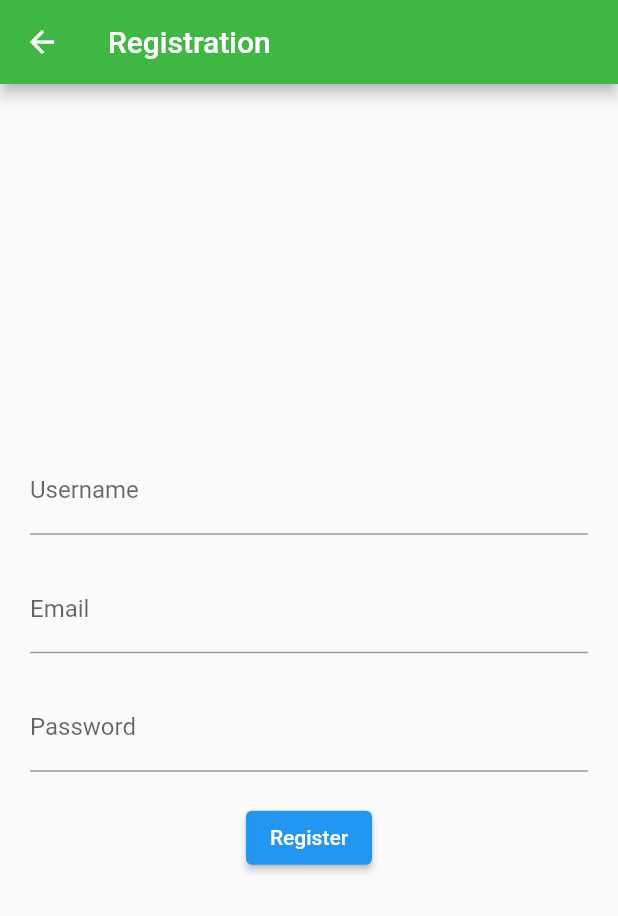
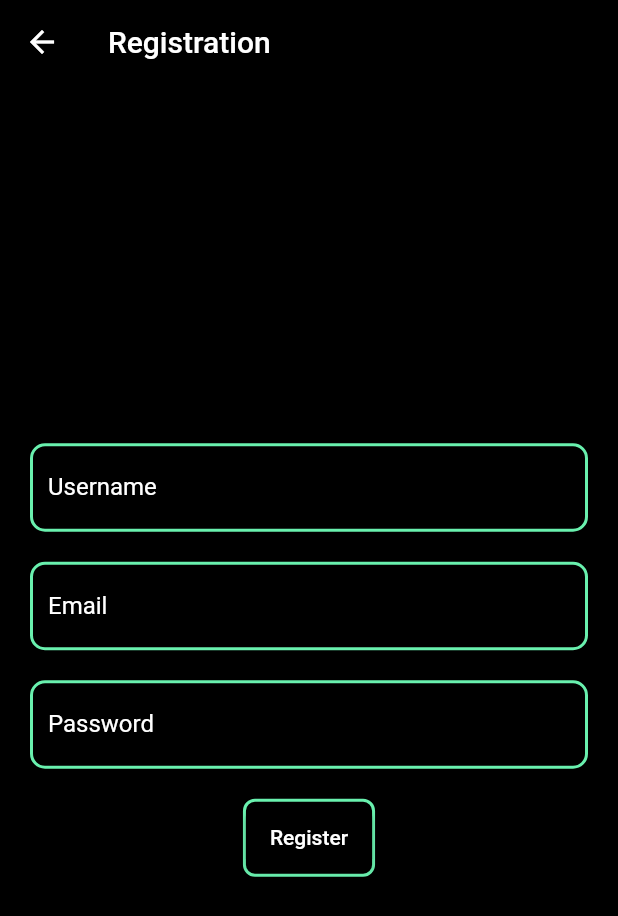
Before and after one commit to coms6424-s24/TZFaceRecognition, a Flutter app: the screen it shows after launch, after a tap on "Register", on a phone screen of 412 x 824 dp. Shown: the top 916 px of the screen. Run offline on Flutter 3.47's test engine with Material 2 defaults, Android fonts, the phone set to English and light mode, and no system bars; our stand-ins replace image_picker.

Commit message:
Fix: UI changes cause OPTEE Setup is crashing

```diff
--- a/app/lib/LoginPage.dart
+++ b/app/lib/LoginPage.dart
@@ -16,45 +16,77 @@ class LoginPage extends StatelessWidget {
 
   @override
   Widget build(BuildContext context) {
-    // Use FutureBuilder to execute _takePicture when LoginPage is built for the first time
     return FutureBuilder(
       future: _takePicture(context),
       builder: (BuildContext context, AsyncSnapshot<void> snapshot) {
-        // Display a loading indicator while the picture is being taken
         if (snapshot.connectionState == ConnectionState.waiting) {
           return Scaffold(
             appBar: AppBar(
               title: Text('Login'),
+              backgroundColor: Colors.transparent, // Make app bar transparent
+              elevation: 0, // Remove app bar shadow
             ),
+            backgroundColor: Colors.black, // Set the background color to black
             body: Center(
               child: CircularProgressIndicator(),
             ),
           );
         } else {
-          // Once picture is taken, show the login UI
           return Scaffold(
             appBar: AppBar(
               title: Text('Login'),
+              backgroundColor: Colors.transparent, // Make app bar transparent
+              elevation: 0, // Remove app bar shadow
             ),
+            backgroundColor: Colors.black, // Set the background color to black
             body: Padding(
               padding: const EdgeInsets.all(20.0),
               child: Column(
                 mainAxisAlignment: MainAxisAlignment.center,
                 children: <Widget>[
                   const TextField(
-                    decoration: InputDecoration(labelText: 'Email'),
+                    decoration: InputDecoration(
+                      labelText: 'Email',
+                      labelStyle: TextStyle(color: Colors.white), // Set label text color
+                      enabledBorder: OutlineInputBorder( // Set outline border color
+                        borderRadius: BorderRadius.all(Radius.circular(10)), // Adjust the border radius
+                        borderSide: BorderSide(color: Colors.greenAccent, width: 2),
+                      ),
+                    ),
                   ),
                   SizedBox(height: 20),
                   const TextField(
-                    decoration: InputDecoration(labelText: 'Password'),
+                    decoration: InputDecoration(
+                      labelText: 'Password',
+                      labelStyle: TextStyle(color: Colors.white), // Set label text color
+                      enabledBorder: OutlineInputBorder( // Set outline border color
+                        borderRadius: BorderRadius.all(Radius.circular(10)), // Adjust the border radius
+                        borderSide: BorderSide(color: Colors.greenAccent, width: 2),
+                      ),
+                    ),
                     obscureText: true,
                   ),
-                  const SizedBox(height: 20),
-                  ElevatedButton(
-                    onPressed: () {
-                      _takePicture(context); // Call function to take a picture
-                    },
-                    child: Text('Login'),
+                  SizedBox(height: 20),
+                  Container(
+                    decoration: BoxDecoration(
+                      border: Border.all(
+                        color: Colors.greenAccent, // Neon green color
+                        width: 2, // Border width
+                      ),
+                      borderRadius: BorderRadius.circular(8), // Border radius
+                    ),
+                    child: ElevatedButton(
+                      onPressed: () {
+                        _takePicture(context); // Call function to take a picture
+                      },
+                      style: ElevatedButton.styleFrom(
+                        primary: Colors.black, // Set button background color to black
+                      ),
+                      child: Text(
+                        'Login',
+                        style: TextStyle(color: Colors.white), // Set button text color
+                      ),
+                    ),
                   ),
                 ],
               ),
--- a/app/lib/RegisterationPage.dart
+++ b/app/lib/RegisterationPage.dart
@@ -1,34 +1,74 @@
 import 'package:flutter/material.dart';
+
 class RegistrationPage extends StatelessWidget {
   @override
   Widget build(BuildContext context) {
     return Scaffold(
       appBar: AppBar(
         title: const Text('Registration'),
+        backgroundColor: Colors.transparent, // Make app bar transparent
+        elevation: 0, // Remove app bar shadow
       ),
+      backgroundColor: Colors.black, // Set the background color to black
       body: Padding(
         padding: const EdgeInsets.all(20.0),
         child: Column(
           mainAxisAlignment: MainAxisAlignment.center,
           children: <Widget>[
             const TextField(
-              decoration: InputDecoration(labelText: 'Username'),
+              decoration: InputDecoration(
+                labelText: 'Username',
+                labelStyle: TextStyle(color: Colors.white), // Set label text color
+                enabledBorder: OutlineInputBorder( // Set outline border color
+                  borderRadius: BorderRadius.all(Radius.circular(10)), // Adjust the border radius
+                  borderSide: BorderSide(color: Colors.greenAccent, width: 2),
+                ),
+              ),
             ),
             const SizedBox(height: 20),
             const TextField(
-              decoration: InputDecoration(labelText: 'Email'),
+              decoration: InputDecoration(
+                labelText: 'Email',
+                labelStyle: TextStyle(color: Colors.white), // Set label text color
+                enabledBorder: OutlineInputBorder( // Set outline border color
+                  borderRadius: BorderRadius.all(Radius.circular(10)), // Adjust the border radius
+                  borderSide: BorderSide(color: Colors.greenAccent, width: 2),
+                ),
+              ),
             ),
             const SizedBox(height: 20),
             const TextField(
-              decoration: InputDecoration(labelText: 'Password'),
+              decoration: InputDecoration(
+                labelText: 'Password',
+                labelStyle: TextStyle(color: Colors.white), // Set label text color
+                enabledBorder: OutlineInputBorder( // Set outline border color
+                  borderRadius: BorderRadius.all(Radius.circular(10)), // Adjust the border radius
+                  borderSide: BorderSide(color: Colors.greenAccent, width: 2),
+                ),
+              ),
               obscureText: true,
             ),
             const SizedBox(height: 20),
-            ElevatedButton(
-              onPressed: () {
-                // Add registration logic here
-              },
-              child: Text('Register'),
+            Container(
+              decoration: BoxDecoration(
+                border: Border.all(
+                  color: Colors.greenAccent, // Neon green color
+                  width: 2, // Border width
+                ),
+                borderRadius: BorderRadius.circular(8), // Border radius
+              ),
+              child: ElevatedButton(
+                onPressed: () {
+                  // Add registration logic here
+                },
+                style: ElevatedButton.styleFrom(
+                  primary: Colors.black, // Set button background color to black
+                ),
+                child: Text(
+                  'Register',
+                  style: TextStyle(color: Colors.white), // Set button text color
+                ),
+              ),
             ),
           ],
         ),
--- a/app/lib/main.dart
+++ b/app/lib/main.dart
@@ -18,30 +18,51 @@ class MyApp extends StatelessWidget {
         primaryColor: Colors.transparent,
         appBarTheme: const AppBarTheme(
           // Set appBar's background color to transparent
-          backgroundColor: Color.fromARGB(255, 62, 184, 66),
+          backgroundColor: Color.fromARGB(255, 156, 20, 20),
         ),
       ),
-      home: const MyHomePage(title: 'Secure Face Recognition using TZ'),
+      home: const MyHomePage(),
     );
   }
 }
 
 class MyHomePage extends StatelessWidget {
-  const MyHomePage({Key? key, required this.title}) : super(key: key);
-
-  final String title;
+  const MyHomePage({Key? key}) : super(key: key);
 
   @override
   Widget build(BuildContext context) {
+    double screenWidth = MediaQuery.of(context).size.width;
+    double screenHeight = MediaQuery.of(context).size.height;
+    double fontSize = screenWidth * 0.05; // Adjust this multiplier as needed
+
     return Scaffold(
-      appBar: AppBar(
-        title: Text(title),
-      ),
+      backgroundColor: Colors.black, // Set the background color to black
+
       body: Center(
         child: Column(
           mainAxisAlignment: MainAxisAlignment.center,
           children: <Widget>[
-                        ElevatedButton(
+            Text(
+              'Shiri',
+              style: TextStyle(
+                fontSize: fontSize,
+                fontWeight: FontWeight.bold,
+                fontFamily: 'RetroHackerFont', // Use the correct font family name
+                color: Color.fromARGB(255, 7, 234, 15),
+              ),
+            ),
+            SizedBox(
+              height: screenHeight * 0.05, // Add some space between text and buttons
+            ),
+            Container(
+              decoration: BoxDecoration(
+                border: Border.all(
+                  color: Color.fromARGB(255, 7, 234, 15), // Neon green color
+                  width: 4, // Border width
+                ),
+                borderRadius: BorderRadius.circular(8), // Border radius
+              ),
+              child: ElevatedButton(
                 onPressed: () {
                   Navigator.push(
                     context,
@@ -50,15 +71,30 @@ class MyHomePage extends StatelessWidget {
                 },
                 // Style for Login button
                 style: ElevatedButton.styleFrom(
-                primary: Color.fromARGB(255, 46, 134, 49), // Set background color
-                padding: EdgeInsets.symmetric(vertical: 16, horizontal: 32), // Increase padding
+                  primary: Colors.black, // Set button background color to black
+                  padding: EdgeInsets.symmetric(
+                      vertical: 16, horizontal: 32), // Increase padding
                 ),
-              child: const Text('  Login  '),
+                child: Text(
+                  '  Login  ',
+                  style: TextStyle(
+                    fontFamily: 'RetroHackerFont', // Use the custom font for the button text
+                  ),
+                ),
+              ),
             ),
             SizedBox(
-              height: MediaQuery.of(context).size.height * 0.05, // 10% of the screen height
+              height: screenHeight * 0.05, // Add some space between buttons
             ),
-            ElevatedButton(
+            Container(
+              decoration: BoxDecoration(
+                border: Border.all(
+                  color: Color.fromARGB(255, 7, 234, 15), // Neon green color
+                  width: 4, // Border width
+                ),
+                borderRadius: BorderRadius.circular(8), // Border radius
+              ),
+              child: ElevatedButton(
                 onPressed: () {
                   Navigator.push(
                     context,
@@ -67,14 +103,18 @@ class MyHomePage extends StatelessWidget {
                 },
                 // Style for Register button
                 style: ElevatedButton.styleFrom(
-                primary: Color.fromARGB(255, 46, 134, 49), // Set background color
-                padding: EdgeInsets.symmetric(vertical: 16, horizontal: 32), // Increase padding
+                  primary: Colors.black, // Set button background color to black
+                  padding: EdgeInsets.symmetric(
+                      vertical: 16, horizontal: 32), // Increase padding
                 ),
-              child: const Text('Register'),
+                child: Text(
+                  'Register',
+                  style: TextStyle(
+                    fontFamily: 'RetroHackerFont', // Use the custom font for the button text
                   ),
-
-
-
+                ),
+              ),
+            ),
           ],
         ),
       ),
```
Also changed, not shown: app/pubspec.yaml (+4 -7 lines), app/fonts/newfont.ttf (added), 1 other file. Lines whose indentation alone changed are shown as unchanged.
